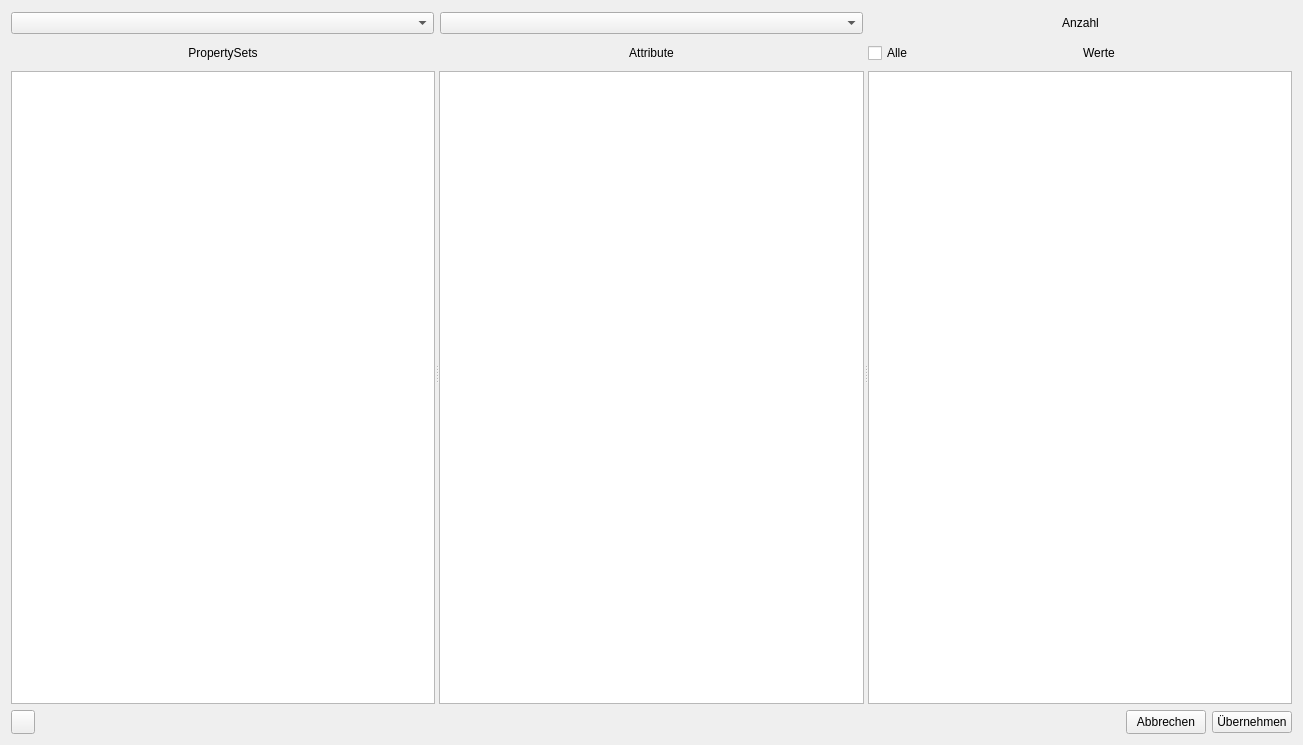
First picture: the form in som_gui/module/attribute_import/qt/Widget.ui, repository c-mellueh/SOM-Toolkit, before the edit.
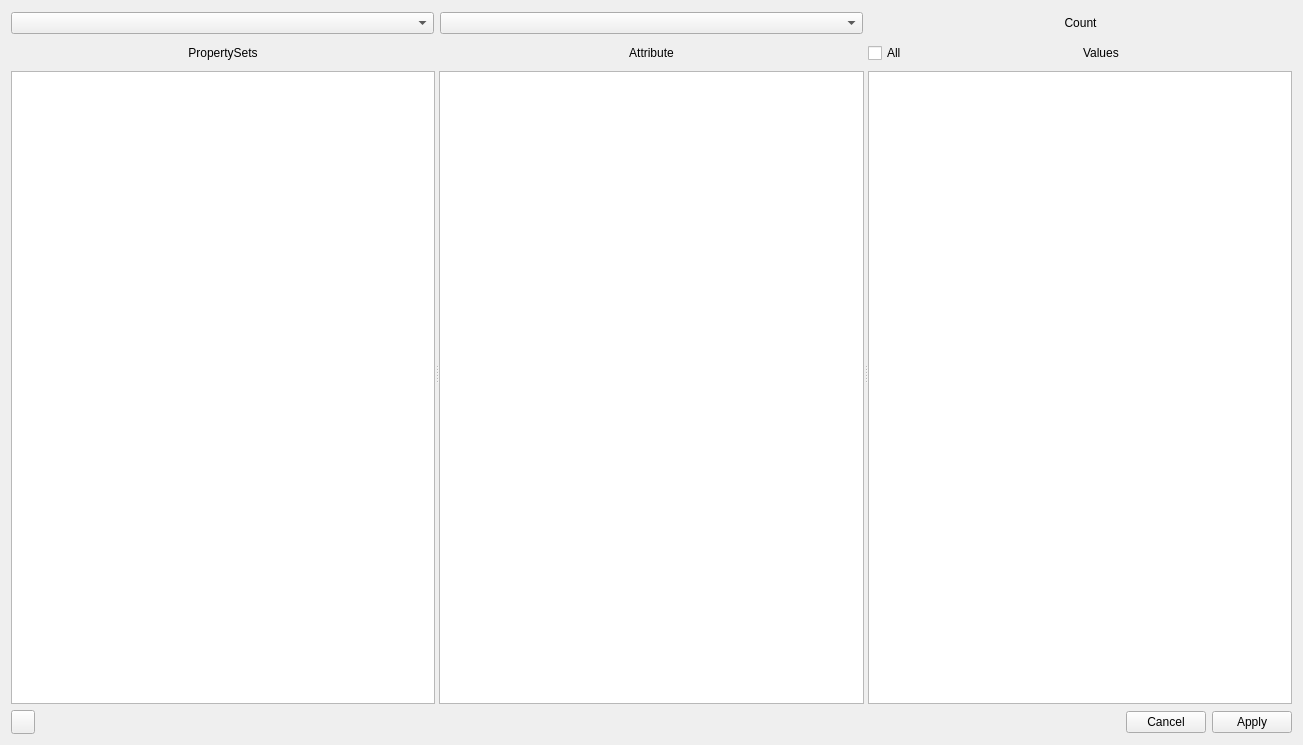
Second picture: the form after the edit. Custom widgets are drawn as their Qt base class.

```diff
--- a/som_gui/module/attribute_import/qt/Widget.ui
+++ b/som_gui/module/attribute_import/qt/Widget.ui
@@ -55,7 +55,7 @@
         </size>
        </property>
        <property name="text">
-        <string>Anzahl</string>
+           <string>Count</string>
        </property>
        <property name="alignment">
         <set>Qt::AlignCenter</set>
@@ -241,7 +241,7 @@
             </size>
            </property>
            <property name="text">
-            <string>Alle</string>
+               <string>All</string>
            </property>
            <property name="checked">
                <bool>false</bool>
@@ -272,7 +272,7 @@
             </size>
            </property>
            <property name="text">
-            <string>Werte</string>
+               <string>Values</string>
            </property>
           </widget>
          </item>
@@ -332,44 +332,9 @@
       </widget>
      </item>
      <item>
-      <spacer name="horizontal_spacer_action_buttons">
-       <property name="orientation">
-        <enum>Qt::Horizontal</enum>
-       </property>
-       <property name="sizeType">
-        <enum>QSizePolicy::Expanding</enum>
-       </property>
-       <property name="sizeHint" stdset="0">
-        <size>
-         <width>40</width>
-         <height>20</height>
-        </size>
-       </property>
-      </spacer>
-     </item>
-     <item>
-      <widget class="QPushButton" name="button_abort">
-       <property name="minimumSize">
-        <size>
-         <width>0</width>
-         <height>24</height>
-        </size>
-       </property>
-       <property name="maximumSize">
-        <size>
-         <width>16777215</width>
-         <height>24</height>
-        </size>
-       </property>
-       <property name="text">
-        <string>Abbrechen</string>
-       </property>
-      </widget>
-     </item>
-     <item>
-      <widget class="QPushButton" name="button_accept">
-       <property name="text">
-           <string>Übernehmen</string>
+         <widget class="QDialogButtonBox" name="buttonBox">
+             <property name="standardButtons">
+                 <set>QDialogButtonBox::StandardButton::Apply|QDialogButtonBox::StandardButton::Cancel</set>
        </property>
       </widget>
      </item>
```
Left out of the diff: 38 changed lines with no effect on the pictures.
